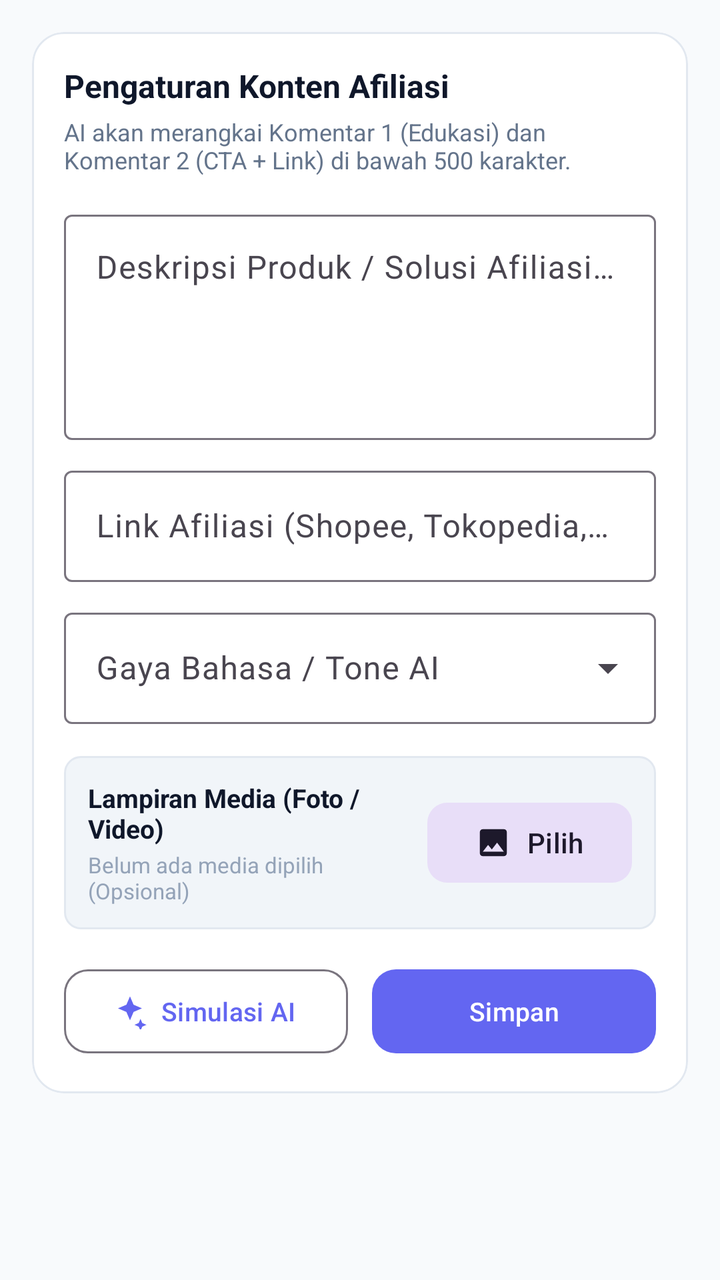
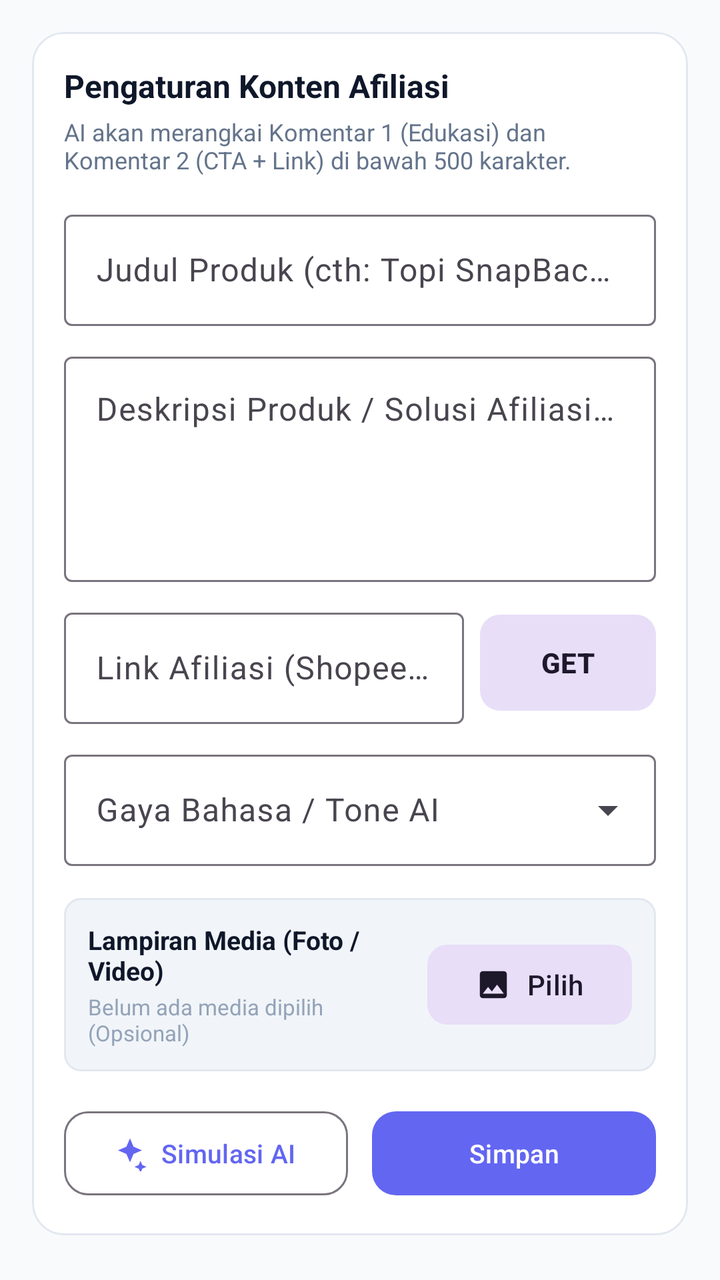

The first picture is an Android layout as it rendered before a commit; the second is the same layout after the commit. The layout source and the unified diff follow.
<!-- AndroidManifest.xml: application theme Theme.ThreadFlow -->
<!-- res/layout/fragment_campaign.xml -->
<?xml version="1.0" encoding="utf-8"?>
<androidx.core.widget.NestedScrollView xmlns:android="http://schemas.android.com/apk/res/android"
    xmlns:app="http://schemas.android.com/apk/res-auto"
    android:layout_width="match_parent"
    android:layout_height="match_parent"
    android:background="@color/bg_canvas"
    android:fillViewport="true">

    <LinearLayout
        android:layout_width="match_parent"
        android:layout_height="wrap_content"
        android:orientation="vertical"
        android:padding="16dp">

        <com.google.android.material.card.MaterialCardView
            android:layout_width="match_parent"
            android:layout_height="wrap_content"
            app:cardBackgroundColor="@color/surface_card"
            app:cardCornerRadius="16dp"
            app:cardElevation="0dp"
            app:strokeColor="@color/stroke_color"
            app:strokeWidth="1dp">

            <LinearLayout
                android:layout_width="match_parent"
                android:layout_height="wrap_content"
                android:orientation="vertical"
                android:padding="16dp">

                <TextView
                    android:layout_width="wrap_content"
                    android:layout_height="wrap_content"
                    android:text="@string/campaign_title"
                    android:textColor="@color/text_primary"
                    android:textSize="16sp"
                    android:textStyle="bold" />

                <TextView
                    android:layout_width="wrap_content"
                    android:layout_height="wrap_content"
                    android:layout_marginTop="4dp"
                    android:text="@string/campaign_subtitle"
                    android:textColor="@color/text_secondary"
                    android:textSize="12sp" />

                <com.google.android.material.textfield.TextInputLayout
                    android:id="@+id/layoutDesc"
                    style="@style/Widget.Material3.TextInputLayout.OutlinedBox"
                    android:layout_width="match_parent"
                    android:layout_height="wrap_content"
                    android:layout_marginTop="14dp"
                    android:hint="@string/campaign_desc_hint">

                    <com.google.android.material.textfield.TextInputEditText
                        android:id="@+id/etProductDesc"
                        android:layout_width="match_parent"
                        android:layout_height="wrap_content"
                        android:gravity="top"
                        android:lines="4"
                        android:maxLines="6" />
                </com.google.android.material.textfield.TextInputLayout>

                <com.google.android.material.textfield.TextInputLayout
                    android:id="@+id/layoutLink"
                    style="@style/Widget.Material3.TextInputLayout.OutlinedBox"
                    android:layout_width="match_parent"
                    android:layout_height="wrap_content"
                    android:layout_marginTop="10dp"
                    android:hint="@string/campaign_link_hint">

                    <com.google.android.material.textfield.TextInputEditText
                        android:id="@+id/etAffiliateLink"
                        android:layout_width="match_parent"
                        android:layout_height="wrap_content"
                        android:inputType="textUri" />
                </com.google.android.material.textfield.TextInputLayout>

                <com.google.android.material.textfield.TextInputLayout
                    android:id="@+id/layoutTone"
                    style="@style/Widget.Material3.TextInputLayout.OutlinedBox.ExposedDropdownMenu"
                    android:layout_width="match_parent"
                    android:layout_height="wrap_content"
                    android:layout_marginTop="10dp"
                    android:hint="@string/campaign_tone_hint">

                    <AutoCompleteTextView
                        android:id="@+id/actvTone"
                        android:layout_width="match_parent"
                        android:layout_height="wrap_content"
                        android:inputType="none" />
                </com.google.android.material.textfield.TextInputLayout>

                
                <LinearLayout
                    android:layout_width="match_parent"
                    android:layout_height="wrap_content"
                    android:layout_marginTop="16dp"
                    android:background="@drawable/bg_badge_pill"
                    android:gravity="center_vertical"
                    android:orientation="horizontal"
                    android:padding="12dp">

                    <LinearLayout
                        android:layout_width="0dp"
                        android:layout_height="wrap_content"
                        android:layout_weight="1"
                        android:orientation="vertical">

                        <TextView
                            android:layout_width="wrap_content"
                            android:layout_height="wrap_content"
                            android:text="@string/campaign_media_title"
                            android:textColor="@color/text_primary"
                            android:textSize="13sp"
                            android:textStyle="bold" />

                        <TextView
                            android:id="@+id/tvMediaStatus"
                            android:layout_width="wrap_content"
                            android:layout_height="wrap_content"
                            android:layout_marginTop="2dp"
                            android:text="@string/campaign_media_empty"
                            android:textColor="@color/text_muted"
                            android:textSize="11sp" />
                    </LinearLayout>

                    <com.google.android.material.button.MaterialButton
                        android:id="@+id/btnPickMedia"
                        style="@style/Widget.Material3.Button.TonalButton"
                        android:layout_width="wrap_content"
                        android:layout_height="wrap_content"
                        android:text="@string/campaign_btn_pick"
                        app:cornerRadius="10dp"
                        app:icon="@drawable/ic_add_photo" />
                </LinearLayout>

                <LinearLayout
                    android:layout_width="match_parent"
                    android:layout_height="wrap_content"
                    android:layout_marginTop="16dp"
                    android:orientation="horizontal">

                    <com.google.android.material.button.MaterialButton
                        android:id="@+id/btnSimulateAi"
                        style="@style/Widget.Material3.Button.OutlinedButton"
                        android:layout_width="0dp"
                        android:layout_height="50dp"
                        android:layout_marginEnd="6dp"
                        android:layout_weight="1"
                        android:text="@string/campaign_btn_simulate"
                        android:textSize="13sp"
                        app:cornerRadius="12dp"
                        app:icon="@drawable/ic_sparkle" />

                    <com.google.android.material.button.MaterialButton
                        android:id="@+id/btnSaveCampaign"
                        android:layout_width="0dp"
                        android:layout_height="50dp"
                        android:layout_marginStart="6dp"
                        android:layout_weight="1"
                        android:text="@string/campaign_btn_save"
                        android:textSize="13sp"
                        app:cornerRadius="12dp" />
                </LinearLayout>

            </LinearLayout>
        </com.google.android.material.card.MaterialCardView>

    </LinearLayout>
</androidx.core.widget.NestedScrollView>
<!-- resources referenced by this layout -->
<resources>
  <color name="bg_canvas">#F8FAFC</color>
  <color name="stroke_color">#E2E8F0</color>
  <color name="surface_card">#FFFFFF</color>
  <color name="text_muted">#94A3B8</color>
  <color name="text_primary">#0F172A</color>
  <color name="text_secondary">#64748B</color>
  <!-- drawable bg_badge_pill (drawable) -->
  <?xml version="1.0" encoding="utf-8"?>
  <shape xmlns:android="http://schemas.android.com/apk/res/android"
      android:shape="rectangle">
      <corners android:radius="8dp" />
      <solid android:color="@color/surface_variant" />
      <stroke android:width="1dp" android:color="@color/stroke_color" />
  </shape>
  <!-- drawable ic_add_photo (drawable) -->
  <vector xmlns:android="http://schemas.android.com/apk/res/android"
      android:width="24dp"
      android:height="24dp"
      android:viewportWidth="24"
      android:viewportHeight="24">
      <path
          android:fillColor="#FFFFFFFF"
          android:pathData="M21,19V5c0,-1.1 -0.9,-2 -2,-2H5c-1.1,0 -2,0.9 -2,2v14c0,1.1 0.9,2 2,2h14c1.1,0 2,-0.9 2,-2zM8.5,13.5l2.5,3.01L14.5,12l4.5,6H5l3.5,-4.5z"/>
  </vector>
  <!-- drawable ic_sparkle (drawable) -->
  <vector xmlns:android="http://schemas.android.com/apk/res/android"
      android:width="24dp"
      android:height="24dp"
      android:viewportWidth="24"
      android:viewportHeight="24">
      <path
          android:fillColor="#FFFFFFFF"
          android:pathData="M12,2L14.4,7.6L20,10L14.4,12.4L12,18L9.6,12.4L4,10L9.6,7.6L12,2z M19,17l1.2,2.8L23,21l-2.8,1.2L19,25l-1.2,-2.8L15,21l2.8,-1.2L19,17z"/>
  </vector>
  <string name="campaign_btn_pick">Pilih</string>
  <string name="campaign_btn_save">Simpan</string>
  <string name="campaign_btn_simulate">Simulasi AI</string>
  <string name="campaign_desc_hint">Deskripsi Produk / Solusi Afiliasi (Bisa sangat panjang)</string>
  <string name="campaign_link_hint">Link Afiliasi (Shopee, Tokopedia, TikTok, Web)</string>
  <string name="campaign_media_empty">Belum ada media dipilih (Opsional)</string>
  <string name="campaign_media_title">Lampiran Media (Foto / Video)</string>
  <string name="campaign_subtitle">AI akan merangkai Komentar 1 (Edukasi) dan Komentar 2 (CTA + Link) di bawah 500 karakter.</string>
  <string name="campaign_title">Pengaturan Konten Afiliasi</string>
  <string name="campaign_tone_hint">Gaya Bahasa / Tone AI</string>
  <color name="surface_variant">#F1F5F9</color>
  <color name="primary">#6366F1</color>
  <color name="primary_variant">#4F46E5</color>
  <color name="on_primary">#FFFFFF</color>
  <color name="secondary">#EC4899</color>
  <color name="on_secondary">#FFFFFF</color>
  <style name="ShapeAppearance.ThreadFlow.Small" parent="ShapeAppearance.Material3.SmallComponent">
          <item name="cornerSize">10dp</item>
      </style>
  <style name="ShapeAppearance.ThreadFlow.Medium" parent="ShapeAppearance.Material3.MediumComponent">
          <item name="cornerSize">16dp</item>
      </style>
  <style name="ShapeAppearance.ThreadFlow.Large" parent="ShapeAppearance.Material3.LargeComponent">
          <item name="cornerSize">20dp</item>
      </style>
  <!-- unchanged entries left out for length: 1 -->
</resources>

<!-- the commit's change to res/layout/fragment_campaign.xml (unified diff, before → after) -->
@@ -43,12 +43,29 @@
                     android:textColor="@color/text_secondary"
                     android:textSize="12sp" />
 
+                
+                <com.google.android.material.textfield.TextInputLayout
+                    android:id="@+id/layoutTitle"
+                    style="@style/Widget.Material3.TextInputLayout.OutlinedBox"
+                    android:layout_width="match_parent"
+                    android:layout_height="wrap_content"
+                    android:layout_marginTop="14dp"
+                    android:hint="@string/campaign_title_hint">
+
+                    <com.google.android.material.textfield.TextInputEditText
+                        android:id="@+id/etProductTitle"
+                        android:layout_width="match_parent"
+                        android:layout_height="wrap_content"
+                        android:inputType="textCapWords" />
+                </com.google.android.material.textfield.TextInputLayout>
+
+                
                 <com.google.android.material.textfield.TextInputLayout
                     android:id="@+id/layoutDesc"
                     style="@style/Widget.Material3.TextInputLayout.OutlinedBox"
                     android:layout_width="match_parent"
                     android:layout_height="wrap_content"
-                    android:layout_marginTop="14dp"
+                    android:layout_marginTop="10dp"
                     android:hint="@string/campaign_desc_hint">
 
                     <com.google.android.material.textfield.TextInputEditText
@@ -60,20 +77,40 @@
                         android:maxLines="6" />
                 </com.google.android.material.textfield.TextInputLayout>
 
-                <com.google.android.material.textfield.TextInputLayout
-                    android:id="@+id/layoutLink"
-                    style="@style/Widget.Material3.TextInputLayout.OutlinedBox"
+                
+                <LinearLayout
                     android:layout_width="match_parent"
                     android:layout_height="wrap_content"
                     android:layout_marginTop="10dp"
-                    android:hint="@string/campaign_link_hint">
-
-                    <com.google.android.material.textfield.TextInputEditText
-                        android:id="@+id/etAffiliateLink"
-                        android:layout_width="match_parent"
-                        android:layout_height="wrap_content"
-                        android:inputType="textUri" />
-                </com.google.android.material.textfield.TextInputLayout>
+                    android:gravity="center_vertical"
+                    android:orientation="horizontal">
+
+                    <com.google.android.material.textfield.TextInputLayout
+                        android:id="@+id/layoutLink"
+                        style="@style/Widget.Material3.TextInputLayout.OutlinedBox"
+                        android:layout_width="0dp"
+                        android:layout_height="wrap_content"
+                        android:layout_marginEnd="8dp"
+                        android:layout_weight="1"
+                        android:hint="@string/campaign_link_hint">
+
+                        <com.google.android.material.textfield.TextInputEditText
+                            android:id="@+id/etAffiliateLink"
+                            android:layout_width="match_parent"
+                            android:layout_height="wrap_content"
+                            android:inputType="textUri" />
+                    </com.google.android.material.textfield.TextInputLayout>
+
+                    <com.google.android.material.button.MaterialButton
+                        android:id="@+id/btnGetProductInfo"
+                        style="@style/Widget.Material3.Button.TonalButton"
+                        android:layout_width="wrap_content"
+                        android:layout_height="56dp"
+                        android:text="@string/campaign_get_btn"
+                        android:textSize="14sp"
+                        android:textStyle="bold"
+                        app:cornerRadius="10dp" />
+                </LinearLayout>
 
                 <com.google.android.material.textfield.TextInputLayout
                     android:id="@+id/layoutTone"
<!-- resource entries referenced after the edit -->
@@ -38,11 +38,13 @@
   <string name="campaign_btn_save">Simpan</string>
   <string name="campaign_btn_simulate">Simulasi AI</string>
   <string name="campaign_desc_hint">Deskripsi Produk / Solusi Afiliasi (Bisa sangat panjang)</string>
+  <string name="campaign_get_btn">GET</string>
   <string name="campaign_link_hint">Link Afiliasi (Shopee, Tokopedia, TikTok, Web)</string>
   <string name="campaign_media_empty">Belum ada media dipilih (Opsional)</string>
   <string name="campaign_media_title">Lampiran Media (Foto / Video)</string>
   <string name="campaign_subtitle">AI akan merangkai Komentar 1 (Edukasi) dan Komentar 2 (CTA + Link) di bawah 500 karakter.</string>
   <string name="campaign_title">Pengaturan Konten Afiliasi</string>
+  <string name="campaign_title_hint">Judul Produk (cth: Topi SnapBack Rockcyber ROCY 40)</string>
   <string name="campaign_tone_hint">Gaya Bahasa / Tone AI</string>
   <color name="surface_variant">#F1F5F9</color>
   <color name="primary">#6366F1</color>
